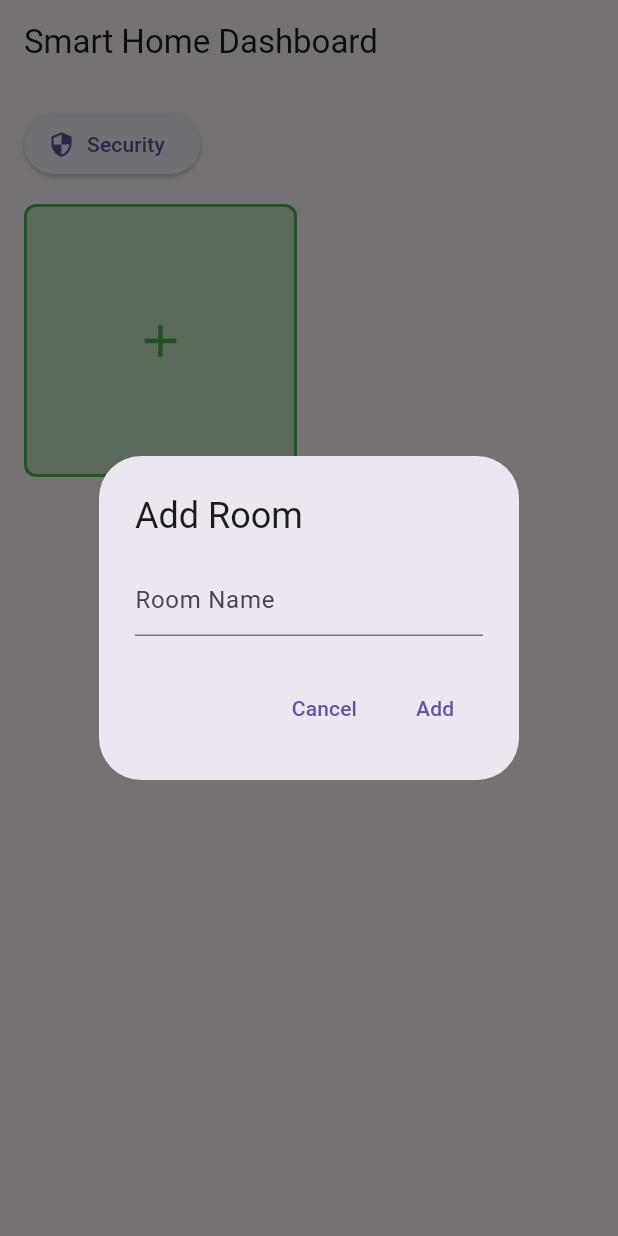
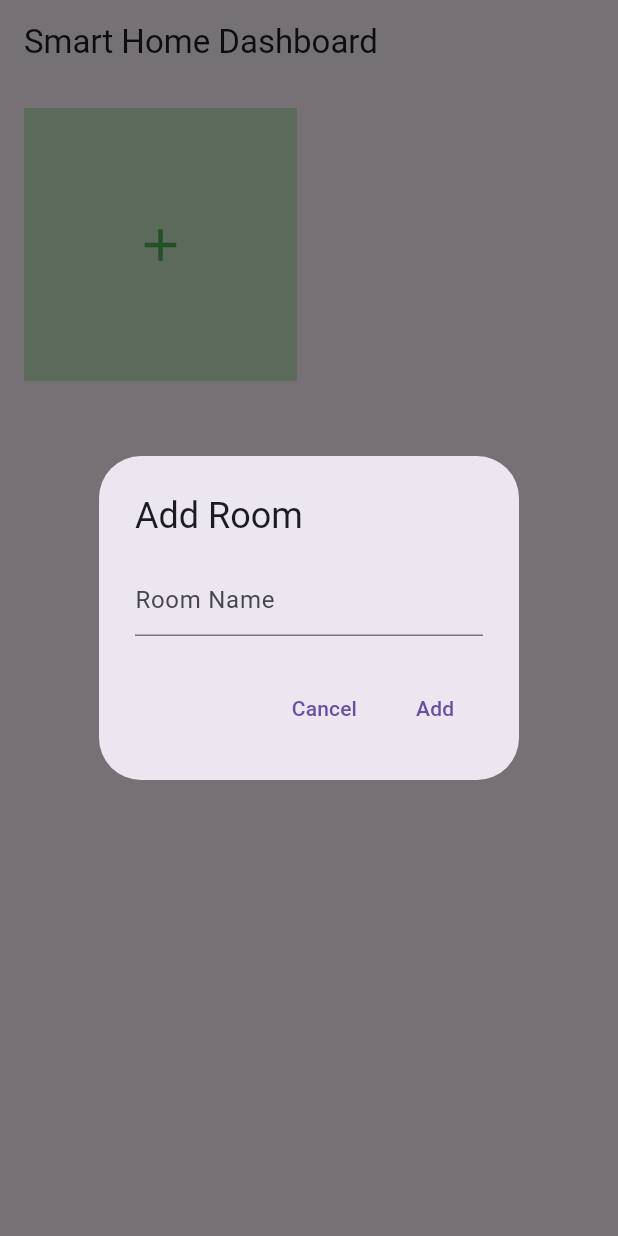
Before and after one commit to R-umaria/Project3_Section3_Group4, a Flutter app: the screen it shows after launch, after a tap on the "add" icon, on a phone screen of 412 x 824 dp. Run offline on Flutter 3.47's test engine with Material 3 defaults, Android fonts, the light colour scheme and no system bars; our stand-ins replace shared_preferences, syncfusion_flutter_charts; missing offline and left inert: media_kit, media_kit_video.

Commit message:
Integrated rooms with home screen

```diff
--- a/lib/Modules/HomeScreen/home_screen.dart
+++ b/lib/Modules/HomeScreen/home_screen.dart
@@ -1,6 +1,5 @@
 import 'package:flutter/material.dart';
 import '../Rooms/rooms.dart';
-import '../HMI_Interface/hmi_interface.dart';
 
 class HomeScreen extends StatefulWidget {
   const HomeScreen({Key? key}) : super(key: key);
@@ -13,31 +12,28 @@ class _HomeScreenState extends State<HomeScreen> {
   final List<Room> _rooms = []; // List to store added rooms
 
   void _addRoom() {
-    // Navigate to the room creation screen (provided by the Rooms module)
     showDialog(
       context: context,
-      builder: (BuildContext context) {
-        final TextEditingController _roomNameController =
+      builder: (context) {
+        final TextEditingController roomNameController =
             TextEditingController();
         return AlertDialog(
           title: const Text('Add Room'),
           content: TextField(
-            controller: _roomNameController,
+            controller: roomNameController,
             decoration: const InputDecoration(hintText: 'Room Name'),
           ),
           actions: [
             TextButton(
-              onPressed: () {
-                Navigator.of(context).pop();
-              },
+              onPressed: () => Navigator.pop(context),
               child: const Text('Cancel'),
             ),
             TextButton(
               onPressed: () {
                 setState(() {
-                  _rooms.add(Room(name: _roomNameController.text, devices: []));
+                  _rooms.add(Room(name: roomNameController.text, devices: []));
                 });
-                Navigator.of(context).pop();
+                Navigator.pop(context);
               },
               child: const Text('Add'),
             ),
@@ -53,92 +49,29 @@ class _HomeScreenState extends State<HomeScreen> {
       appBar: AppBar(
         title: const Text('Smart Home Dashboard'),
       ),
-      body: Padding(
+      body: Column(
+        children: [
+          Expanded(
+            child: GridView.builder(
               padding: const EdgeInsets.all(16.0),
-        child: Column(
-          crossAxisAlignment: CrossAxisAlignment.start,
-          children: [
-            ElevatedButton.icon(
-              onPressed: () {
-                showDialog(
-                  context: context,
-                  builder: (_) => AlertDialog(
-                    title: const Text('Security Options'),
-                    content: Column(
-                      mainAxisSize: MainAxisSize.min,
-                      children: [
-                        ListTile(
-                          leading: const Icon(Icons.camera),
-                          title: const Text('Cameras'),
-                          onTap: () {
-                            Navigator.pop(context); // Close dialog
-                            Navigator.push(
-                              context,
-                              MaterialPageRoute(
-                                  builder: (context) =>
-                                      const CameraFeedScreen()),
-                            );
-                          },
+              gridDelegate: const SliverGridDelegateWithFixedCrossAxisCount(
+                crossAxisCount: 2,
+                crossAxisSpacing: 16.0,
+                mainAxisSpacing: 16.0,
               ),
-                        ListTile(
-                          leading: const Icon(Icons.lock),
-                          title: const Text('Locks'),
-                          onTap: () {
-                            // Navigate to locks screen (to be implemented)
-                            Navigator.pop(context);
-                          },
-                        ),
-                      ],
-                    ),
-                  ),
-                );
-              },
-              icon: const Icon(Icons.security),
-              label: const Text('Security'),
-            ),
-            const SizedBox(height: 16),
-            Expanded(
-              child: LayoutBuilder(
-                builder: (context, constraints) {
-                  // Calculate the maximum size for tiles
-                  final int columns = (constraints.maxWidth ~/ 150)
-                      .clamp(1, 5); // Max 5 columns
-                  final double tileWidth =
-                      constraints.maxWidth / columns - 16; // Adjust for padding
-                  final double tileHeight = tileWidth; // Keep tiles square
-
-                  return GridView.builder(
-                    gridDelegate: SliverGridDelegateWithFixedCrossAxisCount(
-                      crossAxisCount: columns,
-                      crossAxisSpacing: 16,
-                      mainAxisSpacing: 16,
-                      childAspectRatio: tileWidth / tileHeight,
-                    ),
-                    itemCount: _rooms.length + 1, // Add one for "Add Room" tile
+              itemCount: _rooms.length + 1,
               itemBuilder: (context, index) {
                 if (index == _rooms.length) {
-                        // "Add Room" Tile
                   return GestureDetector(
-                          key: const Key('addRoomTile'), // Add a unique Key
                     onTap: _addRoom,
                     child: Container(
-                            decoration: BoxDecoration(
                       color: Colors.green[100],
-                              borderRadius: BorderRadius.circular(8),
-                              border: Border.all(color: Colors.green, width: 2),
-                            ),
-                            child: const Center(
-                              child: Icon(
-                                Icons.add,
-                                color: Colors.green,
-                                size: 36,
-                              ),
-                            ),
+                      child:
+                          const Icon(Icons.add, size: 36, color: Colors.green),
                     ),
                   );
                 }
 
-                      // Room Tiles
                 final room = _rooms[index];
                 return GestureDetector(
                   onTap: () {
@@ -150,28 +83,20 @@ class _HomeScreenState extends State<HomeScreen> {
                     );
                   },
                   child: Container(
-                          decoration: BoxDecoration(
                     color: Colors.blue[100],
-                            borderRadius: BorderRadius.circular(8),
-                            border: Border.all(color: Colors.blue, width: 2),
-                          ),
                     child: Center(
                       child: Text(
                         room.name,
-                              style: const TextStyle(
-                                  fontSize: 16, fontWeight: FontWeight.bold),
+                        style: const TextStyle(fontWeight: FontWeight.bold),
                       ),
                     ),
                   ),
-                      );
-                    },
                 );
               },
             ),
           ),
         ],
       ),
-      ),
     );
   }
 }
```
Lines whose indentation alone changed are shown as unchanged.
